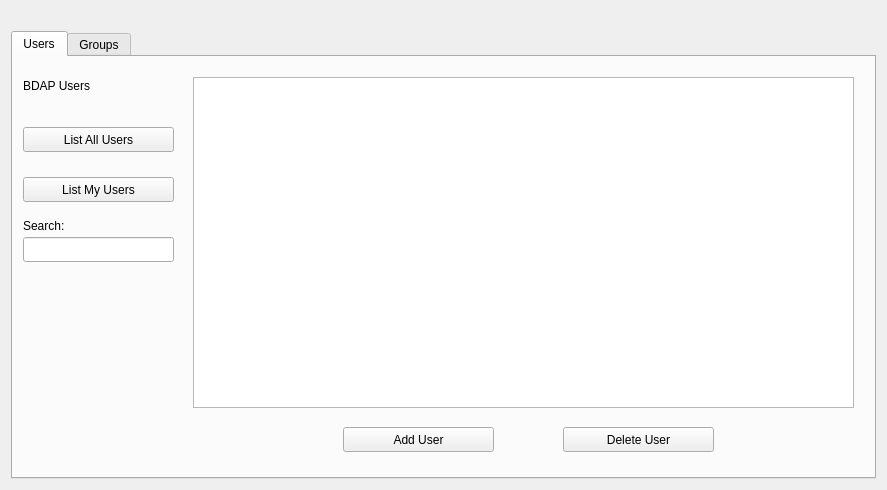
Above: src/qt/forms/bdappage.ui from duality-solutions/Dynamic before the change. Below: the same form after it.
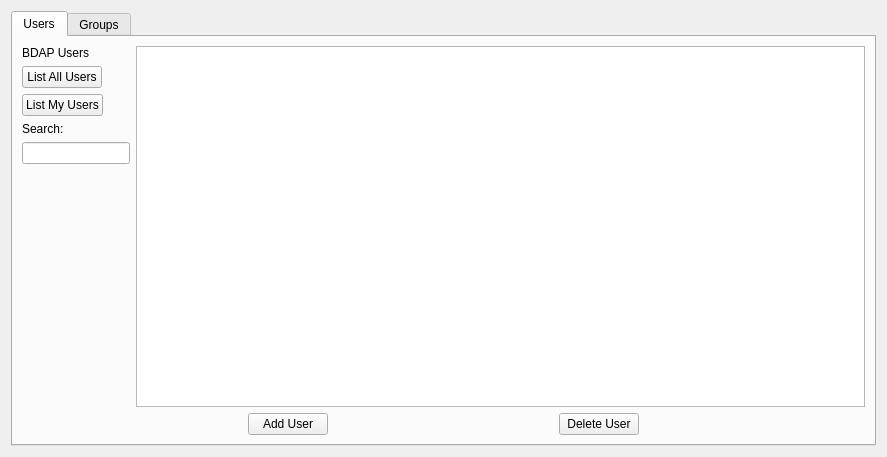
That is the form after the change. Icons and pictures are not drawn.

Commit message: [BDAP GUI] Make BDAP Users table resize dynamically. WIP

```diff
--- a/src/qt/forms/bdappage.ui
+++ b/src/qt/forms/bdappage.ui
@@ -7,7 +7,7 @@
     <x>0</x>
     <y>0</y>
     <width>887</width>
-    <height>490</height>
+    <height>457</height>
    </rect>
   </property>
   <property name="windowTitle">
@@ -15,21 +15,6 @@
   </property>
   <layout class="QHBoxLayout" name="horizontalLayout">
    <item>
-    <layout class="QVBoxLayout" name="verticalLayout">
-     <item>
-      <spacer name="horizontalSpacer">
-       <property name="orientation">
-        <enum>Qt::Horizontal</enum>
-       </property>
-       <property name="sizeHint" stdset="0">
-        <size>
-         <width>40</width>
-         <height>20</height>
-        </size>
-       </property>
-      </spacer>
-     </item>
-     <item>
       <widget class="QTabWidget" name="tabWidget">
        <property name="accessibleDescription">
         <string/>
@@ -46,28 +31,18 @@
         <attribute name="title">
          <string>Users</string>
         </attribute>
-        <widget class="QPushButton" name="pushButton_All">
-         <property name="geometry">
-          <rect>
-           <x>10</x>
-           <y>70</y>
-           <width>151</width>
-           <height>25</height>
-          </rect>
-         </property>
-         <property name="text">
-          <string>List All Users</string>
-         </property>
-        </widget>
+      <layout class="QGridLayout" name="gridLayout">
+       <item row="0" column="0">
+        <layout class="QVBoxLayout" name="verticalLayout_2">
+         <item>
+          <layout class="QHBoxLayout" name="horizontalLayout_3">
+           <item>
+            <layout class="QVBoxLayout" name="verticalLayout">
+             <property name="sizeConstraint">
+              <enum>QLayout::SetFixedSize</enum>
+             </property>
+             <item>
         <widget class="QLabel" name="label_Users">
-         <property name="geometry">
-          <rect>
-           <x>10</x>
-           <y>20</y>
-           <width>101</width>
-           <height>17</height>
-          </rect>
-         </property>
          <property name="styleSheet">
           <string notr="true"/>
          </property>
@@ -75,50 +50,108 @@
           <string>BDAP Users</string>
          </property>
         </widget>
+             </item>
+             <item>
+              <widget class="QPushButton" name="pushButton_All">
+               <property name="sizePolicy">
+                <sizepolicy hsizetype="Fixed" vsizetype="Fixed">
+                 <horstretch>0</horstretch>
+                 <verstretch>0</verstretch>
+                </sizepolicy>
+               </property>
+               <property name="text">
+                <string>List All Users</string>
+               </property>
+              </widget>
+             </item>
+             <item>
         <widget class="QPushButton" name="pushButton_My">
-         <property name="geometry">
-          <rect>
-           <x>10</x>
-           <y>120</y>
-           <width>151</width>
-           <height>25</height>
-          </rect>
+               <property name="sizePolicy">
+                <sizepolicy hsizetype="Fixed" vsizetype="Fixed">
+                 <horstretch>0</horstretch>
+                 <verstretch>0</verstretch>
+                </sizepolicy>
          </property>
          <property name="text">
           <string>List My Users</string>
          </property>
         </widget>
-        <widget class="QLineEdit" name="lineEdit_UserSearch">
-         <property name="geometry">
-          <rect>
-           <x>10</x>
-           <y>180</y>
-           <width>151</width>
-           <height>25</height>
-          </rect>
-         </property>
-        </widget>
+             </item>
+             <item>
         <widget class="QLabel" name="label_Search">
-         <property name="geometry">
-          <rect>
-           <x>10</x>
-           <y>160</y>
-           <width>101</width>
-           <height>17</height>
-          </rect>
-         </property>
          <property name="text">
           <string>Search:</string>
          </property>
         </widget>
+             </item>
+             <item>
+              <widget class="QLineEdit" name="lineEdit_UserSearch">
+               <property name="sizePolicy">
+                <sizepolicy hsizetype="Fixed" vsizetype="Fixed">
+                 <horstretch>0</horstretch>
+                 <verstretch>0</verstretch>
+                </sizepolicy>
+               </property>
+              </widget>
+             </item>
+             <item>
+              <spacer name="verticalSpacer">
+               <property name="orientation">
+                <enum>Qt::Vertical</enum>
+               </property>
+               <property name="sizeHint" stdset="0">
+                <size>
+                 <width>20</width>
+                 <height>40</height>
+                </size>
+               </property>
+              </spacer>
+             </item>
+            </layout>
+           </item>
+           <item>
+            <widget class="QTableWidget" name="tableWidget_Users">
+             <property name="editTriggers">
+              <set>QAbstractItemView::NoEditTriggers</set>
+             </property>
+             <property name="selectionBehavior">
+              <enum>QAbstractItemView::SelectRows</enum>
+             </property>
+             <attribute name="horizontalHeaderShowSortIndicator" stdset="0">
+              <bool>true</bool>
+             </attribute>
+             <attribute name="horizontalHeaderStretchLastSection">
+              <bool>true</bool>
+             </attribute>
+             <attribute name="verticalHeaderStretchLastSection">
+              <bool>false</bool>
+             </attribute>
+            </widget>
+           </item>
+          </layout>
+         </item>
+         <item>
+          <layout class="QHBoxLayout" name="horizontalLayout_4">
+           <item>
+            <spacer name="horizontalSpacer_2">
+             <property name="orientation">
+              <enum>Qt::Horizontal</enum>
+             </property>
+             <property name="sizeHint" stdset="0">
+              <size>
+               <width>40</width>
+               <height>20</height>
+              </size>
+             </property>
+            </spacer>
+           </item>
+           <item>
         <widget class="QPushButton" name="addUser">
-         <property name="geometry">
-          <rect>
-           <x>330</x>
-           <y>370</y>
-           <width>151</width>
-           <height>25</height>
-          </rect>
+             <property name="sizePolicy">
+              <sizepolicy hsizetype="Fixed" vsizetype="Fixed">
+               <horstretch>0</horstretch>
+               <verstretch>0</verstretch>
+              </sizepolicy>
          </property>
          <property name="toolTip">
           <string>Add a user</string>
@@ -134,14 +167,27 @@
           <bool>false</bool>
          </property>
         </widget>
+           </item>
+           <item>
+            <spacer name="horizontalSpacer">
+             <property name="orientation">
+              <enum>Qt::Horizontal</enum>
+             </property>
+             <property name="sizeHint" stdset="0">
+              <size>
+               <width>40</width>
+               <height>20</height>
+              </size>
+             </property>
+            </spacer>
+           </item>
+           <item>
         <widget class="QPushButton" name="deleteUser">
-         <property name="geometry">
-          <rect>
-           <x>550</x>
-           <y>370</y>
-           <width>151</width>
-           <height>25</height>
-          </rect>
+             <property name="sizePolicy">
+              <sizepolicy hsizetype="Fixed" vsizetype="Fixed">
+               <horstretch>0</horstretch>
+               <verstretch>0</verstretch>
+              </sizepolicy>
          </property>
          <property name="toolTip">
           <string>Delete the currently selected user from the list</string>
@@ -157,31 +203,25 @@
           <bool>false</bool>
          </property>
         </widget>
-        <widget class="QTableWidget" name="tableWidget_Users">
-         <property name="geometry">
-          <rect>
-           <x>180</x>
-           <y>20</y>
-           <width>661</width>
-           <height>331</height>
-          </rect>
-         </property>
-         <property name="editTriggers">
-          <set>QAbstractItemView::NoEditTriggers</set>
-         </property>
-         <property name="selectionBehavior">
-          <enum>QAbstractItemView::SelectRows</enum>
-         </property>
-         <attribute name="horizontalHeaderShowSortIndicator" stdset="0">
-          <bool>true</bool>
-         </attribute>
-         <attribute name="horizontalHeaderStretchLastSection">
-          <bool>true</bool>
-         </attribute>
-         <attribute name="verticalHeaderStretchLastSection">
-          <bool>false</bool>
-         </attribute>
-        </widget>
+           </item>
+           <item>
+            <spacer name="horizontalSpacer_3">
+             <property name="orientation">
+              <enum>Qt::Horizontal</enum>
+             </property>
+             <property name="sizeHint" stdset="0">
+              <size>
+               <width>40</width>
+               <height>20</height>
+              </size>
+             </property>
+            </spacer>
+           </item>
+          </layout>
+         </item>
+        </layout>
+       </item>
+      </layout>
        </widget>
        <widget class="QWidget" name="tab_Groups">
         <attribute name="title">
@@ -319,8 +359,6 @@
         </widget>
        </widget>
       </widget>
-     </item>
-    </layout>
    </item>
   </layout>
  </widget>
```
Left out of the diff: 13 changed lines with no effect on the pictures. Lines whose indentation alone changed are shown as unchanged.
